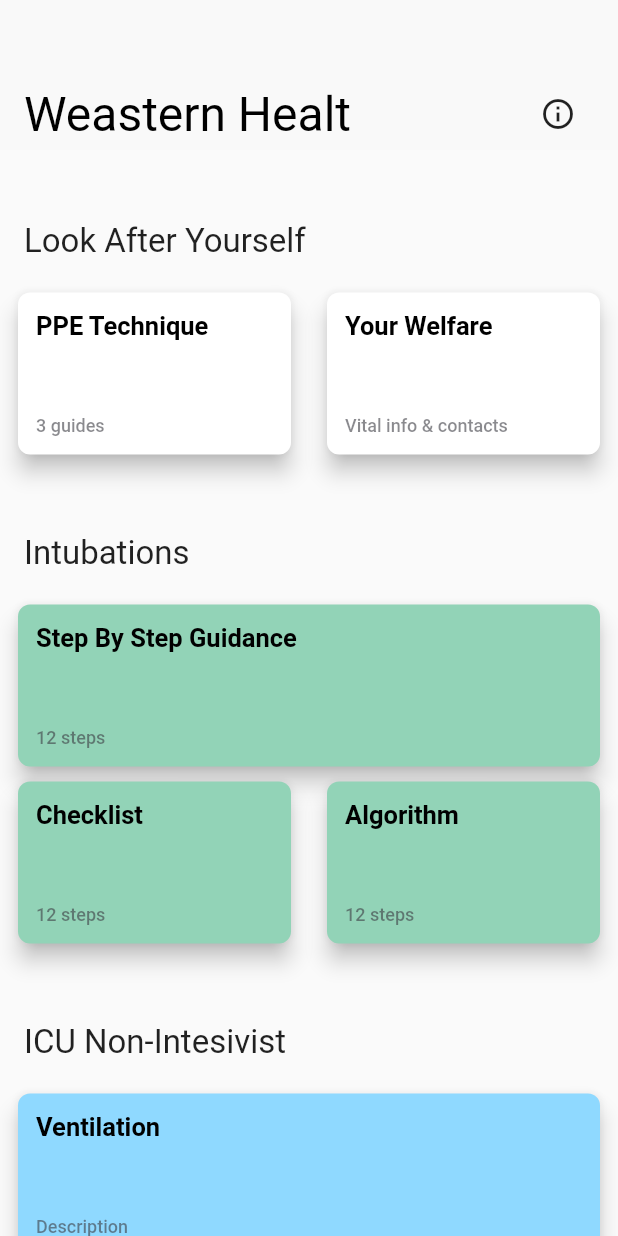
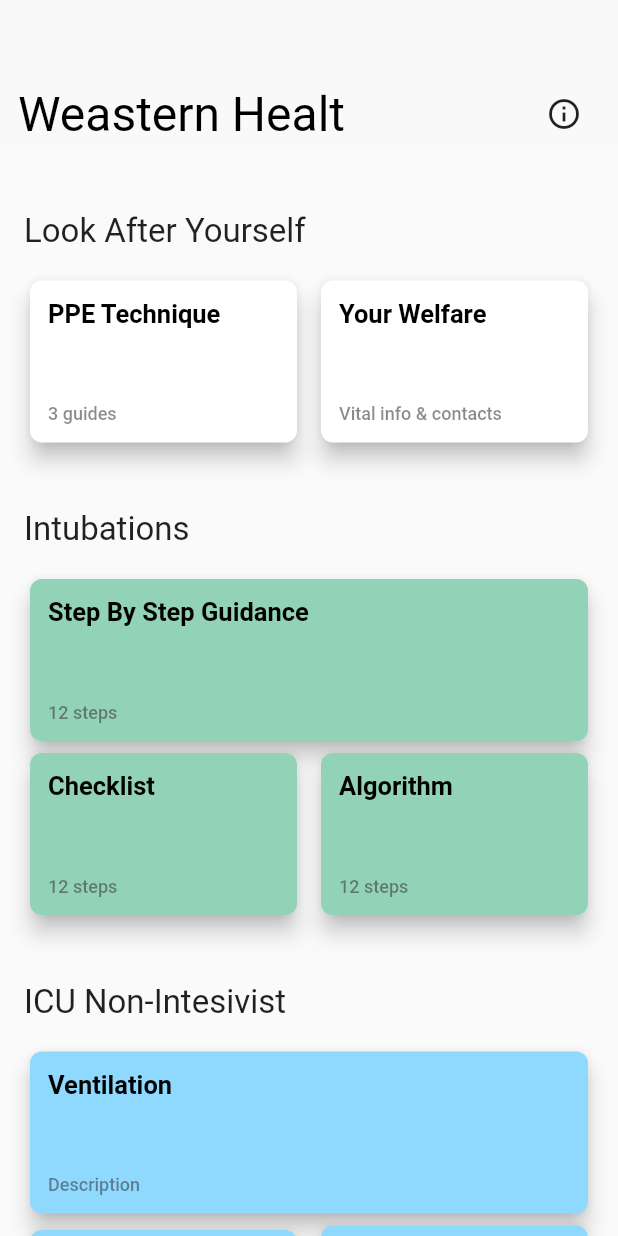
Before and after one commit to Western-Health-Covid19-Collaboration/wh_covid19_app, a Flutter app: the screen it shows after launch, on a phone screen of 412 x 824 dp. Run offline on Flutter 3.47's test engine with Material 2 defaults, Android fonts, the phone set to English and light mode, and no system bars; Roboto replaces fonts that are missing (SFProText).

Commit message:
Fixed CardContainer layout

```diff
--- a/lib/view/home_page.dart
+++ b/lib/view/home_page.dart
@@ -15,7 +15,7 @@ class HomePage extends StatelessWidget {
             bottom: PreferredSize(
               preferredSize: Size.fromHeight(50),
               child: Padding(
-                            padding: const EdgeInsets.fromLTRB(16, 0, 16, 0),
+                padding: const EdgeInsets.fromLTRB(12, 0, 12, 0),
                 child: Row(
                   mainAxisAlignment: MainAxisAlignment.spaceBetween,
                   children: <Widget>[
@@ -23,7 +23,10 @@ class HomePage extends StatelessWidget {
                       'Weastern Healt',
                       style: appBarTextStyle,
                     ),
-              IconButton(icon: Icon(Icons.info_outline), onPressed: (){},)
+                    IconButton(
+                      icon: Icon(Icons.info_outline),
+                      onPressed: () {},
+                    )
                   ],
                 ),
               ),
--- a/lib/widget/card_container.dart
+++ b/lib/widget/card_container.dart
@@ -1,3 +1,5 @@
+import 'dart:ui';
+
 import 'package:flutter/material.dart';
 import 'package:wh_covid19/style.dart';
 import 'package:wh_covid19/widget/reusable_card.dart';
@@ -18,7 +20,7 @@ class CardContainer extends StatelessWidget {
         crossAxisAlignment: CrossAxisAlignment.start,
         mainAxisSize: MainAxisSize.min,
         children: <Widget>[
-          SizedBox(height: 32),
+          SizedBox(height: 25),
           Padding(
             padding: const EdgeInsets.all(16.0),
             child: Text(
@@ -27,7 +29,6 @@ class CardContainer extends StatelessWidget {
             ),
           ),
           cardsLayout(),
-
         ],
       ),
     );
@@ -46,18 +47,40 @@ class CardContainer extends StatelessWidget {
     switch (cards.length) {
       case 2:
         return Row(
-          children: expandedCards,
+          children: <Widget>[
+            SizedBox(
+              width: 16,
+            ),
+            expandedCards[0],
+            SizedBox(width: 8),
+            expandedCards[1],
+            SizedBox(
+              width: 16,
+            ),
+          ],
         );
         break;
       case 3:
         return Column(
           mainAxisSize: MainAxisSize.min,
           children: <Widget>[
+            Row(children: <Widget>[
+              SizedBox(
+                width: 16,
+              ),
+              expandedCards[0],
+              SizedBox(
+                width: 16,
+              ),
+            ]),
             Row(
-              children: <Widget>[expandedCards[0]],
-            ),
-            Row(
-              children: expandedCards.sublist(1, 3),
+              children: <Widget>[
+                SizedBox(width: 16,),
+                expandedCards[1],
+                SizedBox(width: 8,),
+                expandedCards[2],
+                SizedBox(width: 16,)
+              ],
             )
           ],
         );
@@ -67,10 +90,22 @@ class CardContainer extends StatelessWidget {
           mainAxisSize: MainAxisSize.min,
           children: <Widget>[
             Row(
-              children: expandedCards.sublist(0, 2),
+              children: <Widget>[
+                SizedBox(width: 16,),
+                expandedCards[0],
+                SizedBox(width: 8,),
+                expandedCards[1],
+                SizedBox(width: 16,)
+              ],
             ),
             Row(
-              children: expandedCards.sublist(2, 4),
+              children: <Widget>[
+                SizedBox(width: 16,),
+                expandedCards[2],
+                SizedBox(width: 8,),
+                expandedCards[3],
+                SizedBox(width: 16,)
+              ],,
             )
           ],
         );
--- a/lib/widget/reusable_card.dart
+++ b/lib/widget/reusable_card.dart
@@ -22,7 +22,7 @@ class ReusableCard extends StatelessWidget {
   Widget build(BuildContext context) {
     return GestureDetector(
       child: Card(
-        margin: EdgeInsets.fromLTRB(12, 5, 12, 5),
+        //margin: EdgeInsets.fromLTRB(12, 5, 12, 5),
         color: color,
         elevation: 6,
         shape: RoundedRectangleBorder(
@@ -30,7 +30,7 @@ class ReusableCard extends StatelessWidget {
         child: Padding(
           padding: const EdgeInsets.all(12),
           child: Column(
-            mainAxisAlignment: MainAxisAlignment.spaceEvenly,
+            mainAxisAlignment: MainAxisAlignment.spaceBetween,
             crossAxisAlignment: CrossAxisAlignment.start,
             mainAxisSize: MainAxisSize.min,
             children: <Widget>[
```
Lines whose indentation alone changed are shown as unchanged.
